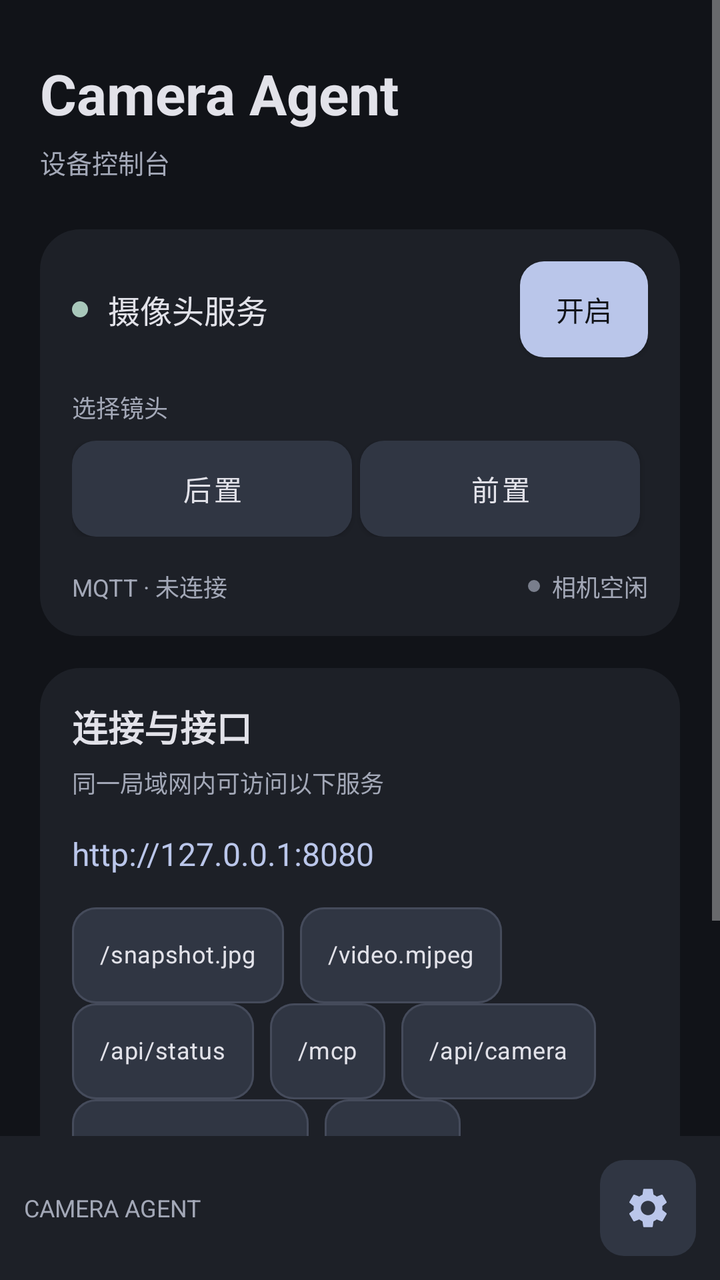
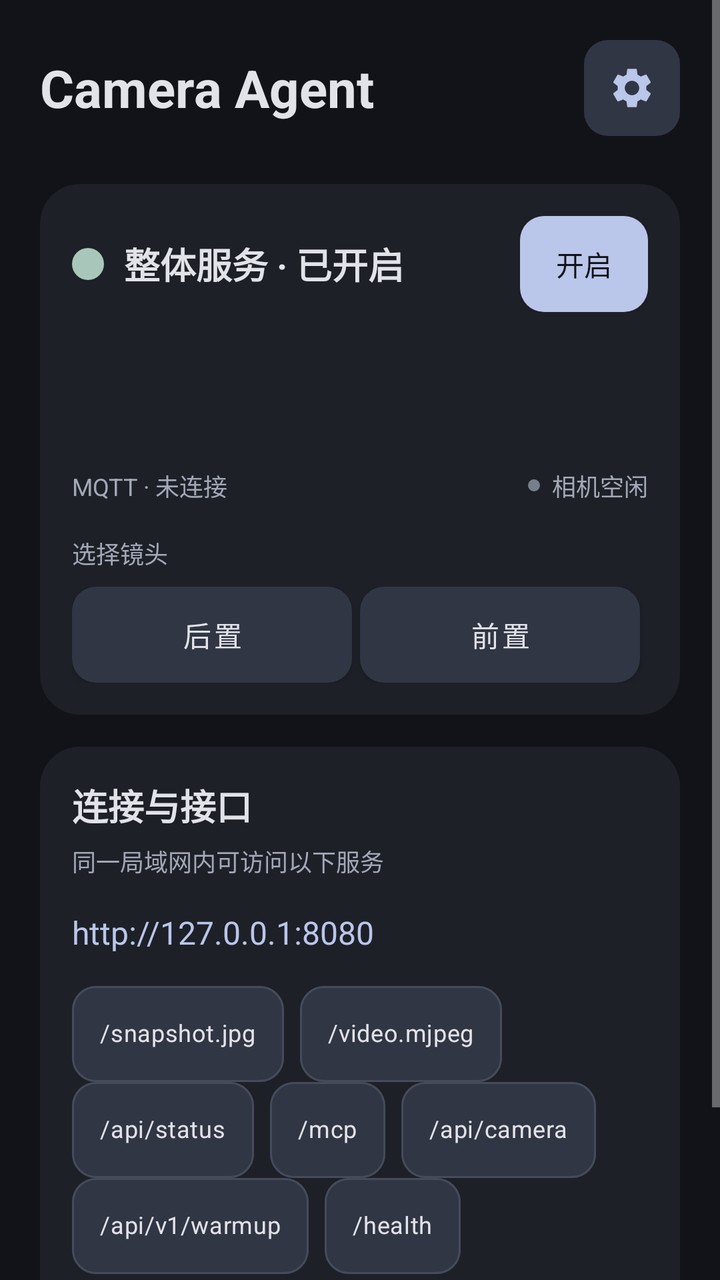

The first picture is an Android layout as it rendered before a commit; the second is the same layout after the commit. The layout source and the unified diff follow.
<!-- AndroidManifest.xml: application theme Theme.CameraAgent -->
<!-- res/layout/activity_main.xml -->
<?xml version="1.0" encoding="utf-8"?>
<RelativeLayout
    xmlns:android="http://schemas.android.com/apk/res/android"
    xmlns:app="http://schemas.android.com/apk/res-auto"
    android:id="@+id/rootLayout"
    android:layout_width="match_parent"
    android:layout_height="match_parent"
    android:background="@color/ui_background">
    <ScrollView
        android:layout_width="match_parent"
        android:layout_height="match_parent"
        android:layout_above="@+id/bottomBar"
        android:fillViewport="true">
        <LinearLayout
            android:layout_width="match_parent"
            android:layout_height="wrap_content"
            android:orientation="vertical"
            android:padding="20dp"
            android:id="@+id/contentLayout">
            <TextView
                android:layout_width="match_parent"
                android:layout_height="wrap_content"
                android:text="Camera Agent"
                android:textSize="28sp"
                android:textColor="@color/ui_text"
                android:textStyle="bold"
                android:layout_marginTop="8dp" />
            <TextView
                android:layout_width="match_parent"
                android:layout_height="wrap_content"
                android:text="设备控制台"
                android:textSize="13sp"
                android:textColor="@color/ui_text_secondary"
                android:layout_marginTop="6dp"
                android:layout_marginBottom="24dp" />
            <LinearLayout
                android:id="@+id/topBar"
                android:layout_width="match_parent"
                android:layout_height="wrap_content"
                android:orientation="vertical"
                android:background="@drawable/surface_card">
                <LinearLayout
                    android:layout_width="match_parent"
                    android:layout_height="wrap_content"
                    android:gravity="center_vertical">
                    <View
                        android:id="@+id/statusLed"
                        android:layout_width="8dp"
                        android:layout_height="8dp"
                        android:background="@drawable/led_green"
                        android:layout_marginRight="10dp" />
                    <TextView
                        android:layout_width="0dp"
                        android:layout_height="wrap_content"
                        android:text="摄像头服务"
                        android:textSize="16sp"
                        android:textColor="@color/ui_text"
                        android:id="@+id/tvStatusText"
                        android:layout_weight="1"
                        android:layout_marginRight="12dp" />
                    <ToggleButton
                        android:id="@+id/tbCameraEnable"
                        android:layout_width="64dp"
                        android:layout_height="48dp"
                        android:background="@drawable/control_button"
                        android:textOn="开启"
                        android:textOff="关闭"
                        android:textSize="14sp"
                        android:textColor="@color/control_text"
                        android:checked="true"
                        android:backgroundTint="@null" />
                </LinearLayout>
                <TextView
                    android:layout_width="match_parent"
                    android:layout_height="wrap_content"
                    android:text="选择镜头"
                    android:textSize="12sp"
                    android:textColor="@color/ui_text_secondary"
                    android:layout_marginTop="16dp"
                    android:layout_marginBottom="8dp" />
                <LinearLayout
                    android:id="@+id/facingSegmentedContainer"
                    android:layout_width="match_parent"
                    android:layout_height="wrap_content"
                    android:orientation="horizontal">
                    <Button
                        android:id="@+id/btnFacingBack"
                        android:layout_width="0dp"
                        android:layout_weight="1"
                        android:layout_height="48dp"
                        android:layout_marginRight="4dp"
                        android:text="后置"
                        android:textSize="14sp"
                        android:textColor="@color/control_text"
                        android:background="@drawable/control_button"
                        app:backgroundTint="@color/ui_control" />
                    <Button
                        android:id="@+id/btnFacingFront"
                        android:layout_width="0dp"
                        android:layout_weight="1"
                        android:layout_height="48dp"
                        android:layout_marginRight="4dp"
                        android:text="前置"
                        android:textSize="14sp"
                        android:textColor="@color/control_text"
                        android:background="@drawable/control_button"
                        app:backgroundTint="@color/ui_control" />
                </LinearLayout>
                <LinearLayout
                    android:layout_width="match_parent"
                    android:layout_height="wrap_content"
                    android:gravity="center_vertical"
                    android:layout_marginTop="16dp">
                    <TextView
                        android:layout_width="0dp"
                        android:layout_height="wrap_content"
                        android:text="MQTT · 未连接"
                        android:textSize="12sp"
                        android:textColor="@color/ui_text_secondary"
                        android:id="@+id/tvMqttStatus"
                        android:layout_weight="1" />
                    <View
                        android:id="@+id/cameraHardwareLed"
                        android:layout_width="6dp"
                        android:layout_height="6dp"
                        android:background="@drawable/led_grey"
                        android:layout_marginRight="6dp" />
                    <TextView
                        android:id="@+id/tvCameraHardwareStatus"
                        android:layout_width="wrap_content"
                        android:layout_height="wrap_content"
                        android:text="相机空闲"
                        android:textColor="@color/ui_text_secondary"
                        android:textSize="12sp" />
                </LinearLayout>
            </LinearLayout>
            <LinearLayout
                android:layout_width="match_parent"
                android:layout_height="wrap_content"
                android:orientation="vertical"
                android:background="@drawable/surface_card"
                android:layout_marginTop="16dp">
                <TextView
                    android:layout_width="match_parent"
                    android:layout_height="wrap_content"
                    android:text="连接与接口"
                    android:textSize="18sp"
                    android:textColor="@color/ui_text"
                    android:textStyle="bold" />
                <TextView
                    android:layout_width="match_parent"
                    android:layout_height="wrap_content"
                    android:text="同一局域网内可访问以下服务"
                    android:textSize="12sp"
                    android:textColor="@color/ui_text_secondary"
                    android:layout_marginTop="6dp"
                    android:layout_marginBottom="16dp" />
                <TextView
                    android:layout_width="match_parent"
                    android:layout_height="wrap_content"
                    android:text="http://127.0.0.1:8080"
                    android:textSize="16sp"
                    android:textColor="@color/ui_primary"
                    android:id="@+id/tvBaseEndpoint"
                    android:textIsSelectable="true" />
                <TextView
                    android:layout_width="match_parent"
                    android:layout_height="wrap_content"
                    android:text="已启用认证"
                    android:textSize="12sp"
                    android:textColor="@color/ui_warning"
                    android:id="@+id/tvAuthBadge"
                    android:visibility="gone"
                    android:layout_marginTop="8dp" />
                <com.google.android.material.chip.ChipGroup
                    android:id="@+id/chipGroupPaths"
                    android:layout_width="match_parent"
                    android:layout_height="wrap_content"
                    android:layout_marginTop="16dp">
                    <com.google.android.material.chip.Chip
                        android:id="@+id/chipSnapshot"
                        android:layout_width="wrap_content"
                        android:layout_height="wrap_content"
                        android:text="/snapshot.jpg"
                        style="@style/Widget.CameraAgent.PathChip" />
                    <com.google.android.material.chip.Chip
                        android:id="@+id/chipStream"
                        android:layout_width="wrap_content"
                        android:layout_height="wrap_content"
                        android:text="/video.mjpeg"
                        style="@style/Widget.CameraAgent.PathChip" />
                    <com.google.android.material.chip.Chip
                        android:id="@+id/chipStatus"
                        android:layout_width="wrap_content"
                        android:layout_height="wrap_content"
                        android:text="/api/status"
                        style="@style/Widget.CameraAgent.PathChip" />
                    <com.google.android.material.chip.Chip
                        android:id="@+id/chipMcp"
                        android:layout_width="wrap_content"
                        android:layout_height="wrap_content"
                        android:text="/mcp"
                        style="@style/Widget.CameraAgent.PathChip" />
                    <com.google.android.material.chip.Chip
                        android:id="@+id/chipCameraConfig"
                        android:layout_width="wrap_content"
                        android:layout_height="wrap_content"
                        android:text="/api/camera"
                        style="@style/Widget.CameraAgent.PathChip" />
                    <com.google.android.material.chip.Chip
                        android:id="@+id/chipWarmup"
                        android:layout_width="wrap_content"
                        android:layout_height="wrap_content"
                        android:text="/api/v1/warmup"
                        style="@style/Widget.CameraAgent.PathChip" />
                    <com.google.android.material.chip.Chip
                        android:id="@+id/chipHealth"
                        android:layout_width="wrap_content"
                        android:layout_height="wrap_content"
                        android:text="/health"
                        style="@style/Widget.CameraAgent.PathChip" />
                </com.google.android.material.chip.ChipGroup>
                <TextView
                    android:layout_width="match_parent"
                    android:layout_height="wrap_content"
                    android:text="选择接口查看使用说明"
                    android:textSize="13sp"
                    android:textColor="@color/ui_text_secondary"
                    android:id="@+id/tvEndpointSummary"
                    android:textIsSelectable="true"
                    android:layout_marginTop="12dp"
                    android:lineSpacingExtra="4dp" />
            </LinearLayout>
            <TextView
                android:layout_width="match_parent"
                android:layout_height="wrap_content"
                android:text=""
                android:textSize="12sp"
                android:textColor="@color/ui_text_secondary"
                android:id="@+id/tvDeviceStatus"
                android:layout_marginTop="20dp" />
        </LinearLayout>
    </ScrollView>
    <RelativeLayout
        android:id="@+id/bottomBar"
        android:layout_width="match_parent"
        android:layout_height="72dp"
        android:layout_alignParentBottom="true"
        android:padding="12dp"
        android:background="@color/ui_surface">
        <TextView
            android:layout_width="match_parent"
            android:layout_height="wrap_content"
            android:text="CAMERA AGENT"
            android:textSize="12sp"
            android:textColor="@color/ui_text_secondary"
            android:layout_centerVertical="true" />
        <ImageButton
            android:id="@+id/btnSettingsIcon"
            android:layout_width="48dp"
            android:layout_height="48dp"
            android:layout_alignParentRight="true"
            android:background="@drawable/control_button"
            android:src="@drawable/ic_settings"
            android:tint="@color/ui_primary"
            android:padding="12dp"
            android:contentDescription="@string/settings_title" />
    </RelativeLayout>
</RelativeLayout>
<!-- resources referenced by this layout -->
<resources>
  <color name="ui_background">#111318</color>
  <color name="ui_control">#303643</color>
  <color name="ui_primary">#BAC6EA</color>
  <color name="ui_surface">#1D2027</color>
  <color name="ui_text">#E2E2E9</color>
  <color name="ui_text_secondary">#A3A8B7</color>
  <color name="ui_warning">#D7BE8E</color>
  <!-- drawable control_button (drawable) -->
  <selector xmlns:android="http://schemas.android.com/apk/res/android"><item android:state_selected="true"><shape><solid android:color="@color/ui_primary"/><corners android:radius="12dp"/></shape></item><item android:state_checked="true"><shape><solid android:color="@color/ui_primary"/><corners android:radius="12dp"/></shape></item><item android:state_pressed="true"><shape><solid android:color="@color/ui_pressed"/><corners android:radius="12dp"/></shape></item><item><shape><solid android:color="@color/ui_control"/><corners android:radius="12dp"/></shape></item></selector>
  <!-- drawable led_green (drawable) -->
  <shape xmlns:android="http://schemas.android.com/apk/res/android" android:shape="oval"><solid android:color="@color/ui_success"/></shape>
  <!-- drawable led_grey (drawable) -->
  <shape xmlns:android="http://schemas.android.com/apk/res/android" android:shape="oval"><solid android:color="@color/ui_inactive"/></shape>
  <!-- drawable surface_card (drawable) -->
  <shape xmlns:android="http://schemas.android.com/apk/res/android"><solid android:color="@color/ui_surface"/><corners android:radius="20dp"/><padding android:left="16dp" android:top="16dp" android:right="16dp" android:bottom="16dp"/></shape>
  <string name="settings_title">设置</string>
  <style name="Widget.CameraAgent.PathChip" parent="Widget.MaterialComponents.Chip.Action">
          <item name="chipBackgroundColor">@color/chip_bg_color</item>
          <item name="chipStrokeColor">@color/chip_stroke_color</item>
          <item name="chipStrokeWidth">1dp</item>
          <item name="chipCornerRadius">12dp</item>
          <item name="chipMinHeight">48dp</item>
          <item name="ensureMinTouchTargetSize">false</item>
          <item name="android:textColor">@color/chip_text_color</item>
          <item name="android:textSize">12sp</item>
          <item name="android:textStyle">bold</item>
          <item name="chipStartPadding">12dp</item>
          <item name="chipEndPadding">12dp</item>
          <item name="textStartPadding">2dp</item>
          <item name="textEndPadding">2dp</item>
      </style>
  <style name="Theme.CameraAgent" parent="Theme.MaterialComponents.NoActionBar">
          <item name="colorPrimary">@color/ui_primary</item>
          <item name="colorPrimaryVariant">@color/ui_primary_container</item>
          <item name="colorOnPrimary">@color/ui_background</item>
          <item name="colorSecondary">@color/ui_primary</item>
          <item name="colorSecondaryVariant">@color/ui_primary_container</item>
          <item name="colorOnSecondary">@color/ui_background</item>
          <item name="android:statusBarColor">@color/ui_background</item>
          <item name="android:navigationBarColor">@color/ui_background</item>
          <item name="android:colorAccent">@color/ui_primary</item>
          <item name="android:windowLightStatusBar">false</item>
          <item name="android:windowBackground">@color/ui_background</item>
      </style>
  <color name="ui_pressed">#40495F</color>
  <color name="ui_success">#A8C7BA</color>
  <color name="ui_inactive">#797E8C</color>
  <color name="ui_primary_container">#404D70</color>
  <!-- unchanged entries left out for length: 1 -->
</resources>

<!-- the commit's change to res/layout/activity_main.xml (unified diff, before → after) -->
@@ -9,7 +9,6 @@
     <ScrollView
         android:layout_width="match_parent"
         android:layout_height="match_parent"
-        android:layout_above="@+id/bottomBar"
         android:fillViewport="true">
         <LinearLayout
             android:layout_width="match_parent"
@@ -17,22 +16,10 @@
             android:orientation="vertical"
             android:padding="20dp"
             android:id="@+id/contentLayout">
-            <TextView
-                android:layout_width="match_parent"
-                android:layout_height="wrap_content"
-                android:text="Camera Agent"
-                android:textSize="28sp"
-                android:textColor="@color/ui_text"
-                android:textStyle="bold"
-                android:layout_marginTop="8dp" />
-            <TextView
-                android:layout_width="match_parent"
-                android:layout_height="wrap_content"
-                android:text="设备控制台"
-                android:textSize="13sp"
-                android:textColor="@color/ui_text_secondary"
-                android:layout_marginTop="6dp"
-                android:layout_marginBottom="24dp" />
+            <LinearLayout android:layout_width="match_parent" android:layout_height="wrap_content" android:gravity="center_vertical" android:layout_marginBottom="24dp">
+                <TextView android:layout_width="0dp" android:layout_weight="1" android:layout_height="wrap_content" android:text="Camera Agent" android:textSize="26sp" android:textColor="@color/ui_text" android:textStyle="bold" />
+                <ImageButton android:id="@+id/btnSettingsIcon" android:layout_width="48dp" android:layout_height="48dp" android:background="@drawable/control_button" android:src="@drawable/ic_settings" android:tint="@color/ui_primary" android:padding="12dp" android:contentDescription="@string/settings_title" />
+            </LinearLayout>
             <LinearLayout
                 android:id="@+id/topBar"
                 android:layout_width="match_parent"
@@ -45,15 +32,16 @@
                     android:gravity="center_vertical">
                     <View
                         android:id="@+id/statusLed"
-                        android:layout_width="8dp"
-                        android:layout_height="8dp"
+                        android:layout_width="16dp"
+                        android:layout_height="16dp"
                         android:background="@drawable/led_green"
                         android:layout_marginRight="10dp" />
                     <TextView
                         android:layout_width="0dp"
                         android:layout_height="wrap_content"
-                        android:text="摄像头服务"
-                        android:textSize="16sp"
+                        android:text="整体服务 · 已开启"
+                        android:textStyle="bold"
+                        android:textSize="18sp"
                         android:textColor="@color/ui_text"
                         android:id="@+id/tvStatusText"
                         android:layout_weight="1"
@@ -70,41 +58,13 @@
                         android:checked="true"
                         android:backgroundTint="@null" />
                 </LinearLayout>
-                <TextView
-                    android:layout_width="match_parent"
-                    android:layout_height="wrap_content"
-                    android:text="选择镜头"
-                    android:textSize="12sp"
-                    android:textColor="@color/ui_text_secondary"
-                    android:layout_marginTop="16dp"
-                    android:layout_marginBottom="8dp" />
-                <LinearLayout
-                    android:id="@+id/facingSegmentedContainer"
-                    android:layout_width="match_parent"
-                    android:layout_height="wrap_content"
-                    android:orientation="horizontal">
-                    <Button
-                        android:id="@+id/btnFacingBack"
-                        android:layout_width="0dp"
-                        android:layout_weight="1"
-                        android:layout_height="48dp"
-                        android:layout_marginRight="4dp"
-                        android:text="后置"
-                        android:textSize="14sp"
-                        android:textColor="@color/control_text"
-                        android:background="@drawable/control_button"
-                        app:backgroundTint="@color/ui_control" />
-                    <Button
-                        android:id="@+id/btnFacingFront"
-                        android:layout_width="0dp"
-                        android:layout_weight="1"
-                        android:layout_height="48dp"
-                        android:layout_marginRight="4dp"
-                        android:text="前置"
-                        android:textSize="14sp"
-                        android:textColor="@color/control_text"
-                        android:background="@drawable/control_button"
-                        app:backgroundTint="@color/ui_control" />
+                <LinearLayout android:layout_width="match_parent" android:layout_height="wrap_content" android:gravity="center_vertical" android:paddingTop="12dp">
+                    <TextView android:id="@+id/tvHttpStatus" android:layout_width="0dp" android:layout_weight="1" android:layout_height="wrap_content" android:textColor="@color/ui_text" android:textSize="14sp" />
+                    <TextView android:id="@+id/tvHttpConnections" android:layout_width="wrap_content" android:layout_height="wrap_content" android:textColor="@color/ui_text_secondary" android:textSize="12sp" />
+                </LinearLayout>
+                <LinearLayout android:layout_width="match_parent" android:layout_height="wrap_content" android:gravity="center_vertical" android:paddingTop="12dp">
+                    <TextView android:id="@+id/tvMcpStatus" android:layout_width="0dp" android:layout_weight="1" android:layout_height="wrap_content" android:textColor="@color/ui_text" android:textSize="14sp" />
+                    <TextView android:id="@+id/tvMcpConnections" android:layout_width="wrap_content" android:layout_height="wrap_content" android:textColor="@color/ui_text_secondary" android:textSize="12sp" />
                 </LinearLayout>
                 <LinearLayout
                     android:layout_width="match_parent"
@@ -132,6 +92,42 @@
                         android:text="相机空闲"
                         android:textColor="@color/ui_text_secondary"
                         android:textSize="12sp" />
+                </LinearLayout>
+                <TextView
+                    android:layout_width="match_parent"
+                    android:layout_height="wrap_content"
+                    android:text="选择镜头"
+                    android:textSize="12sp"
+                    android:textColor="@color/ui_text_secondary"
+                    android:layout_marginTop="16dp"
+                    android:layout_marginBottom="8dp" />
+                <LinearLayout
+                    android:id="@+id/facingSegmentedContainer"
+                    android:layout_width="match_parent"
+                    android:layout_height="wrap_content"
+                    android:orientation="horizontal">
+                    <Button
+                        android:id="@+id/btnFacingBack"
+                        android:layout_width="0dp"
+                        android:layout_weight="1"
+                        android:layout_height="48dp"
+                        android:layout_marginRight="4dp"
+                        android:text="后置"
+                        android:textSize="14sp"
+                        android:textColor="@color/control_text"
+                        android:background="@drawable/control_button"
+                        app:backgroundTint="@color/ui_control" />
+                    <Button
+                        android:id="@+id/btnFacingFront"
+                        android:layout_width="0dp"
+                        android:layout_weight="1"
+                        android:layout_height="48dp"
+                        android:layout_marginRight="4dp"
+                        android:text="前置"
+                        android:textSize="14sp"
+                        android:textColor="@color/control_text"
+                        android:background="@drawable/control_button"
+                        app:backgroundTint="@color/ui_control" />
                 </LinearLayout>
             </LinearLayout>
             <LinearLayout
@@ -241,29 +237,4 @@
                 android:layout_marginTop="20dp" />
         </LinearLayout>
     </ScrollView>
-    <RelativeLayout
-        android:id="@+id/bottomBar"
-        android:layout_width="match_parent"
-        android:layout_height="72dp"
-        android:layout_alignParentBottom="true"
-        android:padding="12dp"
-        android:background="@color/ui_surface">
-        <TextView
-            android:layout_width="match_parent"
-            android:layout_height="wrap_content"
-            android:text="CAMERA AGENT"
-            android:textSize="12sp"
-            android:textColor="@color/ui_text_secondary"
-            android:layout_centerVertical="true" />
-        <ImageButton
-            android:id="@+id/btnSettingsIcon"
-            android:layout_width="48dp"
-            android:layout_height="48dp"
-            android:layout_alignParentRight="true"
-            android:background="@drawable/control_button"
-            android:src="@drawable/ic_settings"
-            android:tint="@color/ui_primary"
-            android:padding="12dp"
-            android:contentDescription="@string/settings_title" />
-    </RelativeLayout>
 </RelativeLayout>
